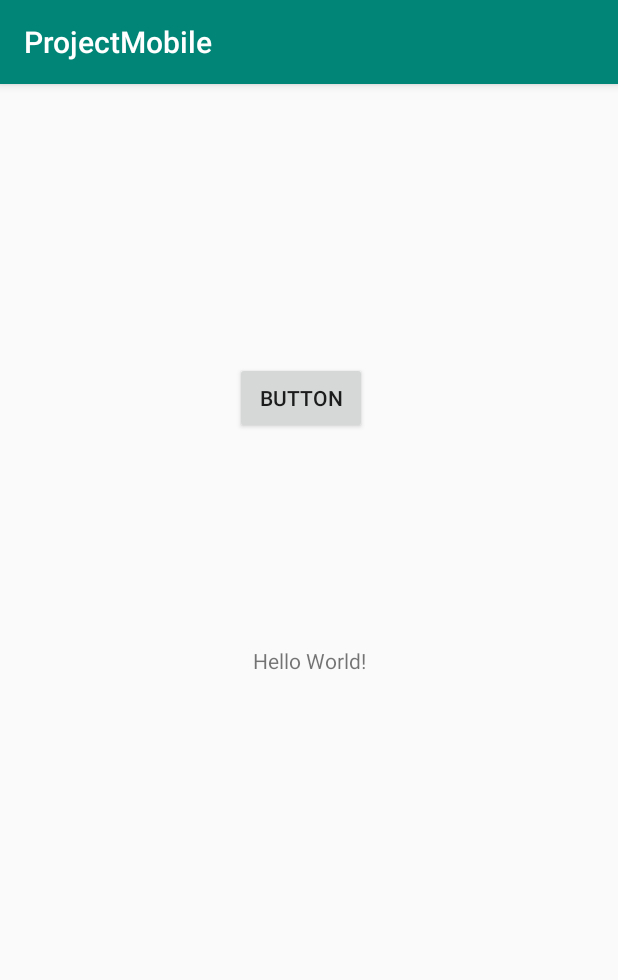
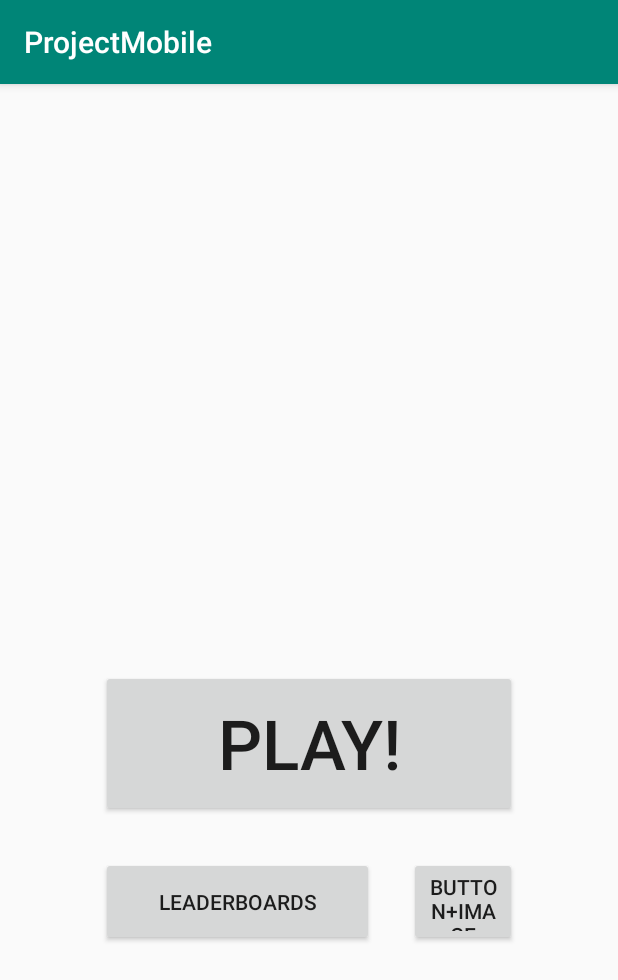
Before and after one commit to ste-corizzato/ProjectMobile, an Android app: the screen it shows after launch (MainActivity), on a phone screen of 412 x 824 dp. Shown: the top 980 px of the screen. Run offline under Robolectric (Android 15) with nearby library versions, the phone set to English and light mode, and no system bars.

Commit message:
ho aggiunto i pulsanti: play, leaderboards e impostazioni

```diff
--- a/app/src/main/java/com/example/projectmobile/MainActivity.java
+++ b/app/src/main/java/com/example/projectmobile/MainActivity.java
@@ -3,12 +3,16 @@ package com.example.projectmobile;
 import androidx.appcompat.app.AppCompatActivity;
 
 import android.os.Bundle;
+import android.widget.Button;
 
 public class MainActivity extends AppCompatActivity {
 
     @Override
     protected void onCreate(Bundle savedInstanceState) {
+
         super.onCreate(savedInstanceState);
         setContentView(R.layout.activity_main);
     }
+
+
 }
--- a/app/src/main/res/layout/activity_main.xml
+++ b/app/src/main/res/layout/activity_main.xml
@@ -6,28 +6,60 @@
     android:layout_height="match_parent"
     tools:context=".MainActivity">
 
-    <TextView
-        android:id="@+id/textView"
-        android:layout_width="wrap_content"
-        android:layout_height="wrap_content"
-        android:text="Hello World!"
+    <Button
+        android:id="@+id/button_map"
+        android:layout_width="277dp"
+        android:layout_height="98dp"
+        android:layout_marginStart="67dp"
+        android:layout_marginTop="372dp"
+        android:layout_marginEnd="67dp"
+        android:layout_marginBottom="261dp"
+        android:text="PLAY!"
+        android:textSize="46sp"
         app:layout_constraintBottom_toBottomOf="parent"
-        app:layout_constraintLeft_toLeftOf="parent"
-        app:layout_constraintRight_toRightOf="parent"
-        app:layout_constraintTop_toTopOf="parent" />
-
-    <Button
-        android:id="@+id/button"
-        android:layout_width="wrap_content"
-        android:layout_height="wrap_content"
-        android:layout_marginStart="156dp"
-        android:layout_marginTop="176dp"
-        android:layout_marginEnd="167dp"
-        android:layout_marginBottom="132dp"
-        android:text="@string/button"
-        app:layout_constraintBottom_toTopOf="@+id/textView"
         app:layout_constraintEnd_toEndOf="parent"
         app:layout_constraintStart_toStartOf="parent"
         app:layout_constraintTop_toTopOf="parent" />
 
+    <Button
+        android:id="@+id/button_leaderboards"
+        android:layout_width="182dp"
+        android:layout_height="59dp"
+        android:layout_marginStart="67dp"
+        android:layout_marginTop="17dp"
+        android:layout_marginEnd="23dp"
+        android:layout_marginBottom="184dp"
+        android:text="LEADERBOARDS"
+        app:layout_constraintBottom_toBottomOf="parent"
+        app:layout_constraintEnd_toStartOf="@+id/button_impostazioni"
+        app:layout_constraintStart_toStartOf="parent"
+        app:layout_constraintTop_toBottomOf="@+id/button_map" />
+
+    <Button
+        android:id="@+id/button_impostazioni"
+        android:layout_width="72dp"
+        android:layout_height="59dp"
+        android:layout_marginTop="17dp"
+        android:layout_marginEnd="67dp"
+        android:layout_marginBottom="184dp"
+        app:layout_constraintBottom_toBottomOf="parent"
+        app:layout_constraintEnd_toEndOf="parent"
+        app:layout_constraintTop_toBottomOf="@+id/button_map"
+        android:text="Button+image"
+        android:icon="@drawable/allegri"/>
+
+    <ImageView
+        android:id="@+id/imageView"
+        android:layout_width="wrap_content"
+        android:layout_height="wrap_content"
+        android:layout_marginStart="67dp"
+        android:layout_marginTop="58dp"
+        android:layout_marginEnd="216dp"
+        android:layout_marginBottom="187dp"
+        app:layout_constraintBottom_toTopOf="@+id/button_map"
+        app:layout_constraintEnd_toEndOf="parent"
+        app:layout_constraintStart_toStartOf="parent"
+        app:layout_constraintTop_toTopOf="parent"
+        tools:srcCompat="@tools:sample/avatars[11]" />
+
 </androidx.constraintlayout.widget.ConstraintLayout>
```
